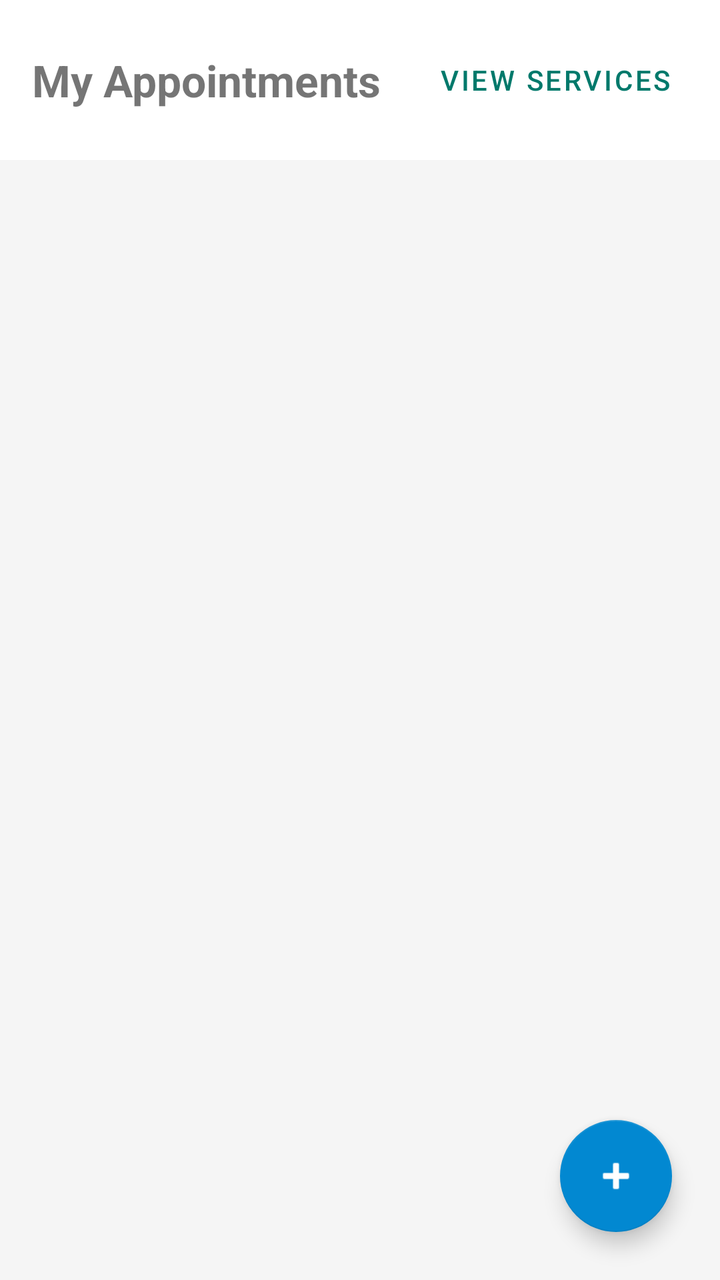
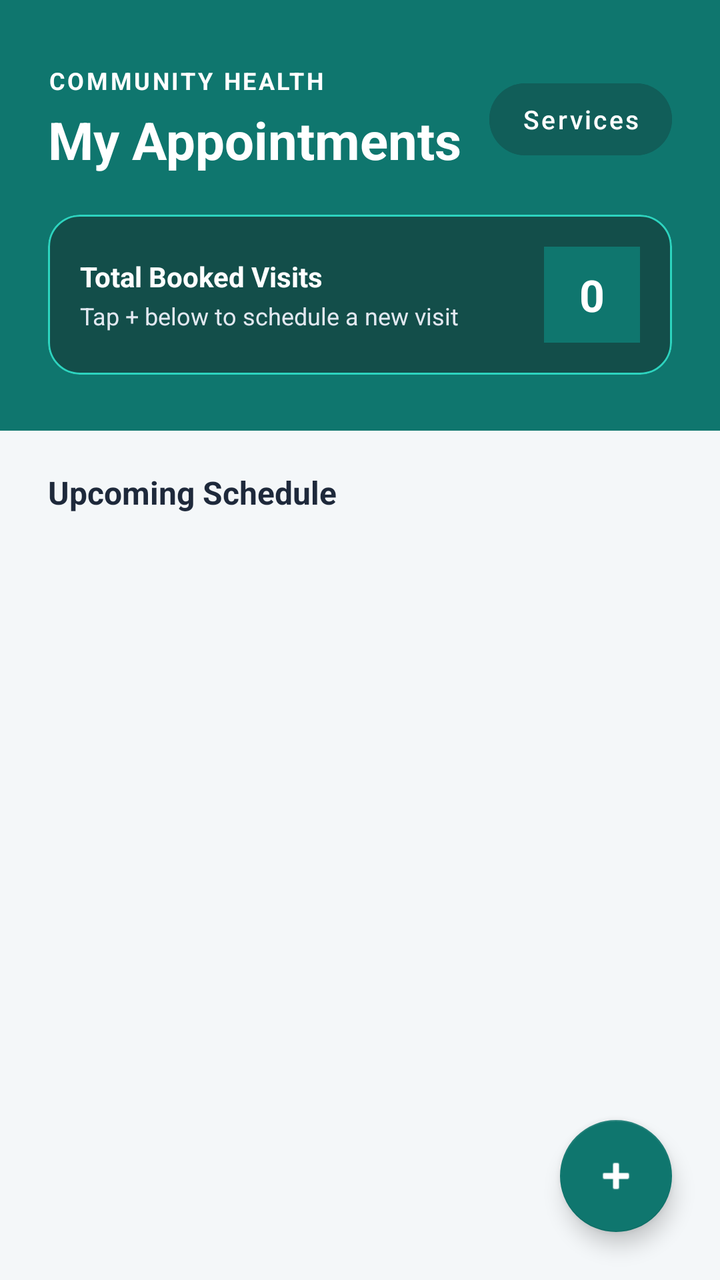

The first picture is an Android layout as it rendered before a commit; the second is the same layout after the commit. The layout source and the unified diff follow.
<!-- AndroidManifest.xml: application theme Theme.CommunityHealthSystem -->
<!-- res/layout/fragment_dashboard.xml -->
<?xml version="1.0" encoding="utf-8"?>
<androidx.constraintlayout.widget.ConstraintLayout
    xmlns:android="http://schemas.android.com/apk/res/android"
    xmlns:app="http://schemas.android.com/apk/res-auto"
    android:layout_width="match_parent"
    android:layout_height="match_parent"
    android:background="#F5F5F5">

    <LinearLayout
        android:id="@+id/topBar"
        android:layout_width="match_parent"
        android:layout_height="wrap_content"
        android:orientation="horizontal"
        android:padding="16dp"
        android:gravity="center_vertical"
        android:background="@android:color/white"
        app:layout_constraintTop_toTopOf="parent">

        <TextView
            android:layout_width="0dp"
            android:layout_weight="1"
            android:layout_height="wrap_content"
            android:text="My Appointments"
            android:textSize="22sp"
            android:textStyle="bold" />

        <com.google.android.material.button.MaterialButton
            android:id="@+id/btnViewCatalog"
            style="@style/Widget.MaterialComponents.Button.TextButton"
            android:layout_width="wrap_content"
            android:layout_height="wrap_content"
            android:text="View Services" />
    </LinearLayout>

    <androidx.recyclerview.widget.RecyclerView
        android:id="@+id/recyclerViewAppointments"
        android:layout_width="match_parent"
        android:layout_height="0dp"
        android:clipToPadding="false"
        android:paddingBottom="80dp"
        app:layout_constraintTop_toBottomOf="@id/topBar"
        app:layout_constraintBottom_toBottomOf="parent"/>

    
    <TextView
        android:id="@+id/tvEmptyState"
        android:layout_width="wrap_content"
        android:layout_height="wrap_content"
        android:text="You haven't made an appointment yet."
        android:textSize="16sp"
        android:textColor="#757575"
        android:visibility="gone"
        app:layout_constraintTop_toTopOf="parent"
        app:layout_constraintBottom_toBottomOf="parent"
        app:layout_constraintStart_toStartOf="parent"
        app:layout_constraintEnd_toEndOf="parent" />

    <com.google.android.material.floatingactionbutton.FloatingActionButton
        android:id="@+id/fabAddAppointment"
        android:layout_width="wrap_content"
        android:layout_height="wrap_content"
        android:layout_margin="24dp"
        android:src="@android:drawable/ic_input_add"
        app:layout_constraintBottom_toBottomOf="parent"
        app:layout_constraintEnd_toEndOf="parent"
        android:contentDescription="Book Appointment"/>
</androidx.constraintlayout.widget.ConstraintLayout>
<!-- resources referenced by this layout -->
<resources>
  <style name="Theme.CommunityHealthSystem" parent="Theme.MaterialComponents.Light.NoActionBar">
          
          <item name="colorPrimary">@color/colorPrimary</item>
          <item name="colorPrimaryVariant">@color/colorPrimaryVariant</item>
          <item name="colorOnPrimary">@color/colorOnPrimary</item>
  
          
          <item name="colorSecondary">@color/colorSecondary</item>
          <item name="colorSecondaryVariant">@color/colorSecondaryVariant</item>
          <item name="colorOnSecondary">@color/colorOnSecondary</item>
  
          
          <item name="android:statusBarColor">?attr/colorPrimaryVariant</item>
  
          
          <item name="shapeAppearanceSmallComponent">@style/ShapeAppearance.App.SmallComponent</item>
      </style>
  <color name="colorPrimary">#00796B</color>
  <color name="colorPrimaryVariant">#004D40</color>
  <color name="colorOnPrimary">#FFFFFF</color>
  <color name="colorSecondary">#0288D1</color>
  <color name="colorSecondaryVariant">#01579B</color>
  <color name="colorOnSecondary">#FFFFFF</color>
  <style name="ShapeAppearance.App.SmallComponent" parent="ShapeAppearance.MaterialComponents.SmallComponent">
          <item name="cornerFamily">rounded</item>
          <item name="cornerSize">12dp</item>
      </style>
</resources>

<!-- the commit's change to res/layout/fragment_dashboard.xml (unified diff, before → after) -->
@@ -1,67 +1,175 @@
 <?xml version="1.0" encoding="utf-8"?>
-<androidx.constraintlayout.widget.ConstraintLayout
-    xmlns:android="http://schemas.android.com/apk/res/android"
+<androidx.coordinatorlayout.widget.CoordinatorLayout xmlns:android="http://schemas.android.com/apk/res/android"
     xmlns:app="http://schemas.android.com/apk/res-auto"
+    xmlns:tools="http://schemas.android.com/tools"
     android:layout_width="match_parent"
     android:layout_height="match_parent"
-    android:background="#F5F5F5">
+    android:background="#F4F7F9"
+    tools:ignore="HardcodedText">
 
     <LinearLayout
-        android:id="@+id/topBar"
         android:layout_width="match_parent"
-        android:layout_height="wrap_content"
-        android:orientation="horizontal"
-        android:padding="16dp"
-        android:gravity="center_vertical"
-        android:background="@android:color/white"
-        app:layout_constraintTop_toTopOf="parent">
+        android:layout_height="match_parent"
+        android:orientation="vertical">
 
+        
+        <LinearLayout
+            android:layout_width="match_parent"
+            android:layout_height="wrap_content"
+            android:background="#0F766E"
+            android:orientation="vertical"
+            android:paddingStart="24dp"
+            android:paddingTop="32dp"
+            android:paddingEnd="24dp"
+            android:paddingBottom="28dp">
+
+            <LinearLayout
+                android:layout_width="match_parent"
+                android:layout_height="wrap_content"
+                android:gravity="center_vertical"
+                android:orientation="horizontal">
+
+                <LinearLayout
+                    android:layout_width="0dp"
+                    android:layout_height="wrap_content"
+                    android:layout_weight="1"
+                    android:orientation="vertical">
+
+                    <TextView
+                        android:layout_width="wrap_content"
+                        android:layout_height="wrap_content"
+                        android:text="COMMUNITY HEALTH"
+                        android:textColor="#FFFFFF"
+                        android:textSize="12sp"
+                        android:textStyle="bold"
+                        android:letterSpacing="0.1" />
+
+                    <TextView
+                        android:layout_width="wrap_content"
+                        android:layout_height="wrap_content"
+                        android:layout_marginTop="4dp"
+                        android:text="My Appointments"
+                        android:textColor="#FFFFFF"
+                        android:textSize="26sp"
+                        android:textStyle="bold" />
+                </LinearLayout>
+
+                <com.google.android.material.button.MaterialButton
+                    android:id="@+id/btnViewCatalog"
+                    style="@style/Widget.MaterialComponents.Button.UnelevatedButton"
+                    android:layout_width="wrap_content"
+                    android:layout_height="48dp"
+                    android:backgroundTint="#115E59"
+                    android:text="Services"
+                    android:textAllCaps="false"
+                    android:textColor="#FFFFFF"
+                    android:textSize="13sp"
+                    app:cornerRadius="24dp" />
+            </LinearLayout>
+
+            
+            <com.google.android.material.card.MaterialCardView
+                android:layout_width="match_parent"
+                android:layout_height="wrap_content"
+                android:layout_marginTop="20dp"
+                app:cardBackgroundColor="#134E4A"
+                app:cardCornerRadius="16dp"
+                app:cardElevation="0dp"
+                app:strokeColor="#2DD4BF"
+                app:strokeWidth="1dp">
+
+                <LinearLayout
+                    android:layout_width="match_parent"
+                    android:layout_height="wrap_content"
+                    android:gravity="center_vertical"
+                    android:orientation="horizontal"
+                    android:padding="16dp">
+
+                    <LinearLayout
+                        android:layout_width="0dp"
+                        android:layout_height="wrap_content"
+                        android:layout_weight="1"
+                        android:orientation="vertical">
+
+                        <TextView
+                            android:layout_width="wrap_content"
+                            android:layout_height="wrap_content"
+                            android:text="Total Booked Visits"
+                            android:textColor="#FFFFFF"
+                            android:textSize="14sp"
+                            android:textStyle="bold" />
+
+                        <TextView
+                            android:layout_width="wrap_content"
+                            android:layout_height="wrap_content"
+                            android:layout_marginTop="2dp"
+                            android:text="Tap + below to schedule a new visit"
+                            android:textColor="#E2E8F0"
+                            android:textSize="12sp" />
+                    </LinearLayout>
+
+                    <TextView
+                        android:id="@+id/tvAppointmentCount"
+                        android:layout_width="48dp"
+                        android:layout_height="48dp"
+                        android:background="#0F766E"
+                        android:gravity="center"
+                        android:text="0"
+                        android:textColor="#FFFFFF"
+                        android:textSize="22sp"
+                        android:textStyle="bold" />
+                </LinearLayout>
+            </com.google.android.material.card.MaterialCardView>
+        </LinearLayout>
+
+        
         <TextView
-            android:layout_width="0dp"
-            android:layout_weight="1"
+            android:layout_width="wrap_content"
             android:layout_height="wrap_content"
-            android:text="My Appointments"
-            android:textSize="22sp"
+            android:layout_marginStart="24dp"
+            android:layout_marginTop="20dp"
+            android:layout_marginBottom="8dp"
+            android:text="Upcoming Schedule"
+            android:textColor="#1E293B"
+            android:textSize="16sp"
             android:textStyle="bold" />
 
-        <com.google.android.material.button.MaterialButton
-            android:id="@+id/btnViewCatalog"
-            style="@style/Widget.MaterialComponents.Button.TextButton"
-            android:layout_width="wrap_content"
+        
+        <TextView
+            android:id="@+id/tvEmptyState"
+            android:layout_width="match_parent"
             android:layout_height="wrap_content"
-            android:text="View Services" />
+            android:layout_margin="24dp"
+            android:background="#FFFFFF"
+            android:gravity="center"
+            android:padding="32dp"
+            android:text="No appointments booked yet.\nTap the + button to schedule your first consultation."
+            android:textColor="#475569"
+            android:textSize="15sp"
+            android:visibility="gone" />
+
+        
+        <androidx.recyclerview.widget.RecyclerView
+            android:id="@+id/recyclerViewAppointments"
+            android:layout_width="match_parent"
+            android:layout_height="0dp"
+            android:layout_weight="1"
+            android:clipToPadding="false"
+            android:paddingStart="16dp"
+            android:paddingEnd="16dp"
+            android:paddingBottom="88dp" />
     </LinearLayout>
 
-    <androidx.recyclerview.widget.RecyclerView
-        android:id="@+id/recyclerViewAppointments"
-        android:layout_width="match_parent"
-        android:layout_height="0dp"
-        android:clipToPadding="false"
-        android:paddingBottom="80dp"
-        app:layout_constraintTop_toBottomOf="@id/topBar"
-        app:layout_constraintBottom_toBottomOf="parent"/>
-
     
-    <TextView
-        android:id="@+id/tvEmptyState"
-        android:layout_width="wrap_content"
-        android:layout_height="wrap_content"
-        android:text="You haven't made an appointment yet."
-        android:textSize="16sp"
-        android:textColor="#757575"
-        android:visibility="gone"
-        app:layout_constraintTop_toTopOf="parent"
-        app:layout_constraintBottom_toBottomOf="parent"
-        app:layout_constraintStart_toStartOf="parent"
-        app:layout_constraintEnd_toEndOf="parent" />
-
     <com.google.android.material.floatingactionbutton.FloatingActionButton
         android:id="@+id/fabAddAppointment"
         android:layout_width="wrap_content"
         android:layout_height="wrap_content"
+        android:layout_gravity="bottom|end"
         android:layout_margin="24dp"
+        android:contentDescription="Book Appointment"
         android:src="@android:drawable/ic_input_add"
-        app:layout_constraintBottom_toBottomOf="parent"
-        app:layout_constraintEnd_toEndOf="parent"
-        android:contentDescription="Book Appointment"/>
-</androidx.constraintlayout.widget.ConstraintLayout>
+        app:backgroundTint="#0F766E"
+        app:tint="#FFFFFF" />
+
+</androidx.coordinatorlayout.widget.CoordinatorLayout>
